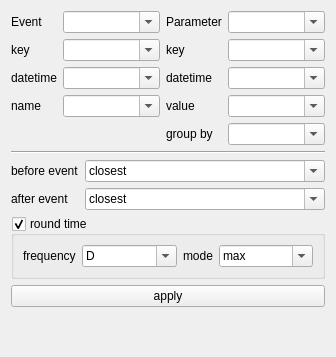
The window that resources/ui/modules/timeEventFitting.ui (jeaunrg/DataVision-dev) describes before a commit, drawn with Qt 5.
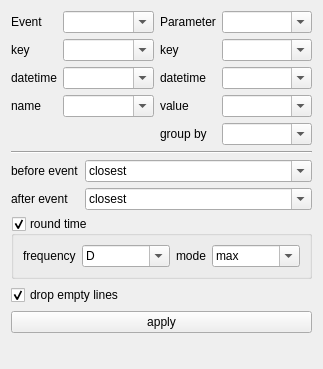
The same window after the commit.

Diff of the .ui file:
```diff
--- a/resources/ui/modules/timeEventFitting.ui
+++ b/resources/ui/modules/timeEventFitting.ui
@@ -6,8 +6,8 @@
    <rect>
     <x>0</x>
     <y>0</y>
-    <width>336</width>
-    <height>357</height>
+    <width>323</width>
+    <height>369</height>
    </rect>
   </property>
   <property name="windowTitle">
@@ -491,6 +491,16 @@
      </layout>
     </widget>
    </item>
+   <item>
+    <widget class="QCheckBox" name="dropEmpty">
+     <property name="text">
+      <string>drop empty lines</string>
+     </property>
+     <property name="checked">
+      <bool>true</bool>
+     </property>
+    </widget>
+   </item>
    <item>
     <widget class="QPushButton" name="apply">
      <property name="text">
```
Left out of the diff: 2 changed lines with no effect on the pictures.
